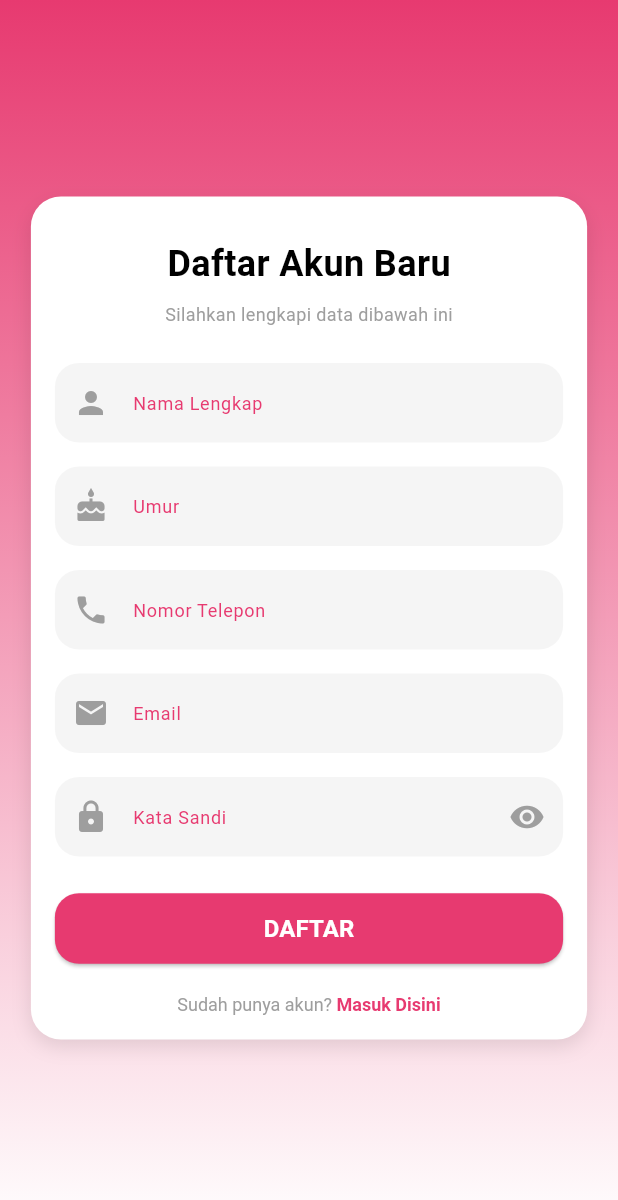
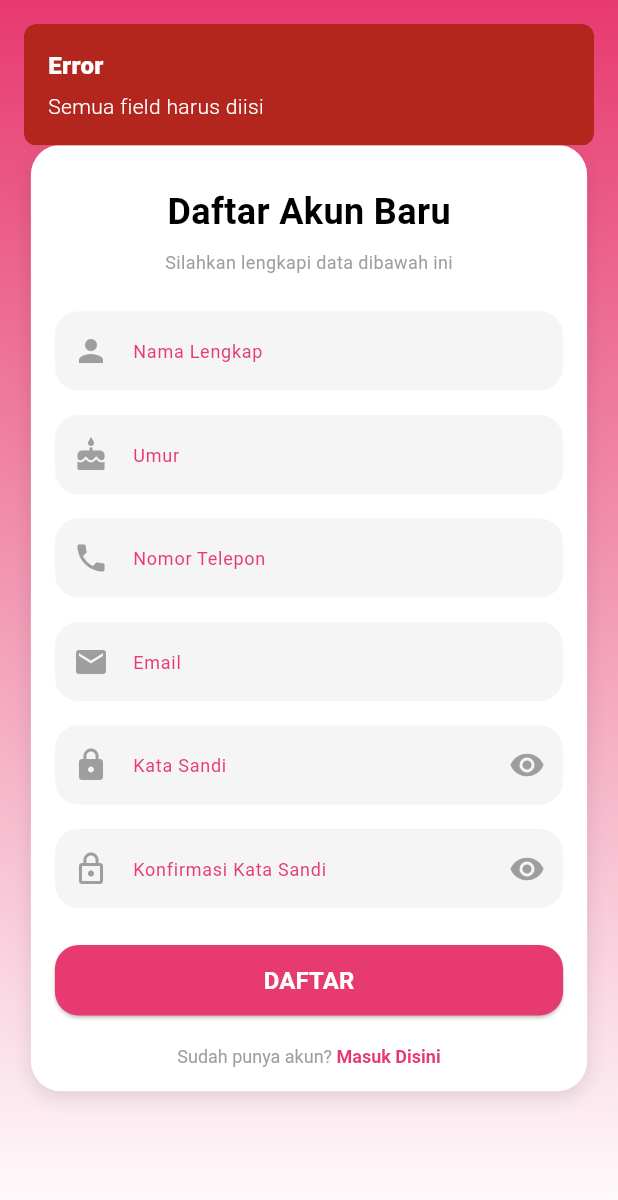
Before and after one commit to abuamar142/my_sadari, a Flutter app: the SignUpView screen opened by its route, after a tap on "DAFTAR", on a phone screen of 412 x 824 dp. Shown: the top 1200 px of the screen. Run offline on Flutter 3.47's test engine with Material 3 defaults, Android fonts, the phone set to English and light mode, and no system bars; our stand-ins replace awesome_notifications, get, get_storage, graphql_flutter, permission_handler; missing offline and left inert: flutter_inappwebview; accounts and stored records are empty.

Commit message:
sign-up: integration sign-up feature

```diff
--- a/lib/app/modules/sign_up/controllers/sign_up_controller.dart
+++ b/lib/app/modules/sign_up/controllers/sign_up_controller.dart
@@ -1,121 +1,211 @@
-import 'dart:async';
-
-import 'package:flutter/cupertino.dart';
+import 'package:flutter/foundation.dart';
+import 'package:flutter/material.dart';
 import 'package:get/get.dart';
-import 'package:get_storage/get_storage.dart';
-
-import '../../../controllers/auth_controller.dart';
-import '../../../data/models/user_model.dart';
-import '../../../data/providers/graphql_provider.dart';
-import '../../../routes/app_pages.dart';
 
 class SignUpController extends GetxController {
   var hidePassword = true.obs;
+  var hidePasswordConfirm = true.obs;
   var isLoading = false.obs;
+
   final TextEditingController nameController = TextEditingController();
   final TextEditingController ageController = TextEditingController();
   final TextEditingController phoneController = TextEditingController();
-  final TextEditingController emailController = TextEditingController(text: '');
-  final TextEditingController passwordController = TextEditingController(text: '');
-  var user = Rxn<User>();
+  final TextEditingController emailController = TextEditingController();
+  final TextEditingController passwordController = TextEditingController();
+  final TextEditingController passwordConfirmController =
+      TextEditingController();
 
-  void toggleVisibility() {
+  @override
+  void onClose() {
+    nameController.dispose();
+    ageController.dispose();
+    phoneController.dispose();
+    emailController.dispose();
+    passwordController.dispose();
+    passwordConfirmController.dispose();
+    super.onClose();
+  }
+
+  void togglePasswordVisibility() {
     hidePassword.value = !hidePassword.value;
   }
 
-  final String loginMutation = """
-    mutation Login(\$input: LoginInput) {
-      Login(input: \$input) {
-        token
-        user {
-          name
-          sisa_cuti
-        }
-      }
-    }
-  """;
+  void togglePasswordConfirmVisibility() {
+    hidePasswordConfirm.value = !hidePasswordConfirm.value;
+  }
 
-  Future<void> login() async {
-    if (emailController.text.isEmpty || passwordController.text.isEmpty) {
+  bool _validateFields() {
+    // Cek apakah semua field sudah terisi
+    if (nameController.text.trim().isEmpty &&
+        ageController.text.trim().isEmpty &&
+        phoneController.text.trim().isEmpty &&
+        emailController.text.trim().isEmpty &&
+        passwordController.text.isEmpty &&
+        passwordConfirmController.text.isEmpty) {
       Get.snackbar(
         "Error",
-        "Email dan password tidak boleh kosong",
-        snackPosition: SnackPosition.BOTTOM,
+        "Semua field harus diisi",
+        snackPosition: SnackPosition.TOP,
+        backgroundColor: Get.theme.colorScheme.error,
+        colorText: Get.theme.colorScheme.onError,
+        margin: const EdgeInsets.all(16),
+        borderRadius: 8,
       );
+      return false;
+    }
+
+    // Validasi format email
+    if (!GetUtils.isEmail(emailController.text.trim())) {
+      Get.snackbar(
+        "Error",
+        "Format email tidak valid",
+        snackPosition: SnackPosition.TOP,
+        backgroundColor: Get.theme.colorScheme.error,
+        colorText: Get.theme.colorScheme.onError,
+        margin: const EdgeInsets.all(16),
+        borderRadius: 8,
+      );
+      return false;
+    }
+
+    // Validasi umur harus berupa angka
+    if (int.tryParse(ageController.text.trim()) == null) {
+      Get.snackbar(
+        "Error",
+        "Umur harus berupa angka",
+        snackPosition: SnackPosition.TOP,
+        backgroundColor: Get.theme.colorScheme.error,
+        colorText: Get.theme.colorScheme.onError,
+        margin: const EdgeInsets.all(16),
+        borderRadius: 8,
+      );
+      return false;
+    }
+
+    // Cek apakah password dan konfirmasi password sama
+    if (passwordController.text != passwordConfirmController.text) {
+      Get.snackbar(
+        "Error",
+        "Password dan konfirmasi password tidak sama",
+        snackPosition: SnackPosition.TOP,
+        backgroundColor: Get.theme.colorScheme.error,
+        colorText: Get.theme.colorScheme.onError,
+        margin: const EdgeInsets.all(16),
+        borderRadius: 8,
+      );
+      return false;
+    }
+
+    // Validasi panjang password minimal
+    if (passwordController.text.length < 6) {
+      Get.snackbar(
+        "Error",
+        "Password minimal 6 karakter",
+        snackPosition: SnackPosition.TOP,
+        backgroundColor: Get.theme.colorScheme.error,
+        colorText: Get.theme.colorScheme.onError,
+        margin: const EdgeInsets.all(16),
+        borderRadius: 8,
+      );
+      return false;
+    }
+
+    return true;
+  }
+
+  Future<void> signUp() async {
+    if (!_validateFields()) {
       return;
     }
 
-    isLoading(true);
+    try {
+      isLoading.value = true;
 
-    try {
-      final result = await GraphQLService.mutate(
-        loginMutation,
-        variables: {
-          "input": {
-            "password": passwordController.text,
-            "email_or_username": emailController.text,
-            "access_via": "mobile_app",
-          },
-        },
-      ).timeout(Duration(seconds: 15));
+      final response = await GetConnect()
+          .post('https://sadari.sdnusabali.online/api/users/create', {
+            'name': nameController.text.trim(),
+            'age': int.parse(ageController.text.trim()),
+            'phone': phoneController.text.trim(),
+            'email': emailController.text.trim(),
+            'password': passwordController.text,
+          });
 
-      isLoading(false);
+      if (kDebugMode) {
+        print('Sign up response: ${response.statusCode.toString()}');
+        print('Sign up response body: ${response.body}');
+      }
 
-      if (result.hasException) {
-        final errorMessage =
-            result.exception?.graphqlErrors.first.message ??
-            "Terjadi kesalahan saat login";
-        Get.snackbar("Error", errorMessage, snackPosition: SnackPosition.BOTTOM);
-        // if (kDebugMode) {
-        //   print("Exception: ${result.exception}");
-        // }
-      } else {
-        final data = result.data?['Login'];
-        if (data != null) {
-          final token = data['token'] as String;
-          final userData = data['user'] as Map<String, dynamic>;
-          final user = User.fromJson(userData);
+      if (response.statusCode == 200 || response.statusCode == 201) {
+        if (response.body['success'] == true) {
+          // Show success message
+          Get.snackbar(
+            'Registrasi Berhasil',
+            'Akun berhasil dibuat! Silakan login dengan akun Anda.',
+            snackPosition: SnackPosition.TOP,
+            backgroundColor: Get.theme.colorScheme.primary,
+            colorText: Get.theme.colorScheme.onPrimary,
+            duration: const Duration(seconds: 3),
+            margin: const EdgeInsets.all(16),
+            borderRadius: 8,
+          );
 
-          // Simpan token dan user ke GetStorage
-          final box = GetStorage();
-          box.write('token', token);
+          // Clear form
+          _clearForm();
 
-          // Setel user di AuthController
-          AuthController.to.setUser(user);
-
-          // if (kDebugMode) {
-          //   print('LoginController: token saved: $token');
-          //   print('LoginController: user saved: ${user.toJson()}');
-          //   print('LoginController: storage user: ${box.read('user')}');
-          // }
-
-          Get.snackbar("Success", "Login Berhasil!", snackPosition: SnackPosition.BOTTOM);
-
-          Get.offAllNamed(Routes.home);
+          // Navigate to sign in page
+          Get.offNamed('/sign-in');
         } else {
           Get.snackbar(
-            "Error",
-            "Data login tidak ditemukan",
-            snackPosition: SnackPosition.BOTTOM,
+            'Registrasi Gagal',
+            response.body['message'] ?? 'Terjadi kesalahan saat registrasi',
+            snackPosition: SnackPosition.TOP,
+            backgroundColor: Get.theme.colorScheme.error,
+            colorText: Get.theme.colorScheme.onError,
+            duration: const Duration(seconds: 4),
+            margin: const EdgeInsets.all(16),
+            borderRadius: 8,
           );
-          // if (kDebugMode) {
-          //   print("Data login null");
-          // }
         }
+      } else {
+        String errorMessage = 'Terjadi kesalahan saat registrasi';
+
+        if (response.body != null && response.body is Map) {
+          errorMessage = response.body['message'] ?? errorMessage;
+        }
+
+        Get.snackbar(
+          'Registrasi Gagal',
+          errorMessage,
+          snackPosition: SnackPosition.TOP,
+          backgroundColor: Get.theme.colorScheme.error,
+          colorText: Get.theme.colorScheme.onError,
+          duration: const Duration(seconds: 4),
+          margin: const EdgeInsets.all(16),
+          borderRadius: 8,
+        );
       }
-    } on TimeoutException catch (_) {
-      isLoading(false);
+    } catch (e) {
       Get.snackbar(
-        "Error",
-        "Permintaan ke server timeout, coba lagi nanti",
-        snackPosition: SnackPosition.BOTTOM,
+        'Registrasi Gagal',
+        'Terjadi kesalahan saat registrasi: ${e.toString()}',
+        snackPosition: SnackPosition.TOP,
+        backgroundColor: Get.theme.colorScheme.error,
+        colorText: Get.theme.colorScheme.onError,
+        duration: const Duration(seconds: 4),
+        margin: const EdgeInsets.all(16),
+        borderRadius: 8,
       );
-    } catch (e) {
-      isLoading(false);
-      Get.snackbar("Error", e.toString(), snackPosition: SnackPosition.BOTTOM);
-      // if (kDebugMode) {
-      //   print("Caught error: $e");
-      // }
+    } finally {
+      isLoading.value = false;
     }
   }
+
+  void _clearForm() {
+    nameController.clear();
+    ageController.clear();
+    phoneController.clear();
+    emailController.clear();
+    passwordController.clear();
+    passwordConfirmController.clear();
+  }
 }
--- a/lib/app/modules/sign_up/views/sign_up_view.dart
+++ b/lib/app/modules/sign_up/views/sign_up_view.dart
@@ -139,9 +139,7 @@ class SignUpView extends GetView<SignUpController> {
                       prefixIcon: Icon(Icons.email, color: Colors.grey),
                     ),
                   ),
-                  SizedBox(height: 16),
-
-                  // Password Input
+                  SizedBox(height: 16), // Password Input
                   Obx(
                     () => TextField(
                       controller: controller.passwordController,
@@ -160,7 +158,7 @@ class SignUpView extends GetView<SignUpController> {
                         ),
                         prefixIcon: Icon(Icons.lock, color: Colors.grey),
                         suffixIcon: IconButton(
-                          onPressed: controller.toggleVisibility,
+                          onPressed: controller.togglePasswordVisibility,
                           icon: Icon(
                             controller.hidePassword.value
                                 ? Icons.visibility
@@ -171,13 +169,47 @@ class SignUpView extends GetView<SignUpController> {
                       ),
                     ),
                   ),
+                  SizedBox(height: 16),
 
-                  SizedBox(height: 24),
+                  // Password Confirmation Input
+                  Obx(
+                    () => TextField(
+                      controller: controller.passwordConfirmController,
+                      obscureText: controller.hidePasswordConfirm.value,
+                      style: AppTextStyle.bodyMedium1,
+                      decoration: InputDecoration(
+                        hintText: 'Konfirmasi Kata Sandi',
+                        hintStyle: AppTextStyle.caption,
+                        filled: true,
+                        fillColor: Colors.grey.withValues(alpha: 0.1),
+                        border: OutlineInputBorder(
+                          borderRadius: BorderRadius.circular(
+                            AppDimensions.radiusMedium,
+                          ),
+                          borderSide: BorderSide.none,
+                        ),
+                        prefixIcon: Icon(
+                          Icons.lock_outline,
+                          color: Colors.grey,
+                        ),
+                        suffixIcon: IconButton(
+                          onPressed: controller.togglePasswordConfirmVisibility,
+                          icon: Icon(
+                            controller.hidePasswordConfirm.value
+                                ? Icons.visibility
+                                : Icons.visibility_off,
+                            color: Colors.grey,
+                          ),
+                        ),
+                      ),
+                    ),
+                  ),
 
-                  // Register Button
+                  SizedBox(height: 24), // Register Button
                   SizedBox(
                     width: double.infinity,
-                    child: ElevatedButton(
+                    child: Obx(
+                      () => ElevatedButton(
                         style: ElevatedButton.styleFrom(
                           backgroundColor: AppColors.pink,
                           padding: EdgeInsets.symmetric(vertical: 12),
@@ -187,8 +219,27 @@ class SignUpView extends GetView<SignUpController> {
                             ),
                           ),
                         ),
-                      onPressed: () {},
-                      child: Text('DAFTAR', style: AppTextStyle.buttonText1),
+                        onPressed:
+                            controller.isLoading.value
+                                ? null
+                                : controller.signUp,
+                        child:
+                            controller.isLoading.value
+                                ? SizedBox(
+                                  height: 20,
+                                  width: 20,
+                                  child: CircularProgressIndicator(
+                                    strokeWidth: 2,
+                                    valueColor: AlwaysStoppedAnimation<Color>(
+                                      Colors.white,
+                                    ),
+                                  ),
+                                )
+                                : Text(
+                                  'DAFTAR',
+                                  style: AppTextStyle.buttonText1,
+                                ),
+                      ),
                     ),
                   ),
 
```
Lines whose indentation alone changed are shown as unchanged.
